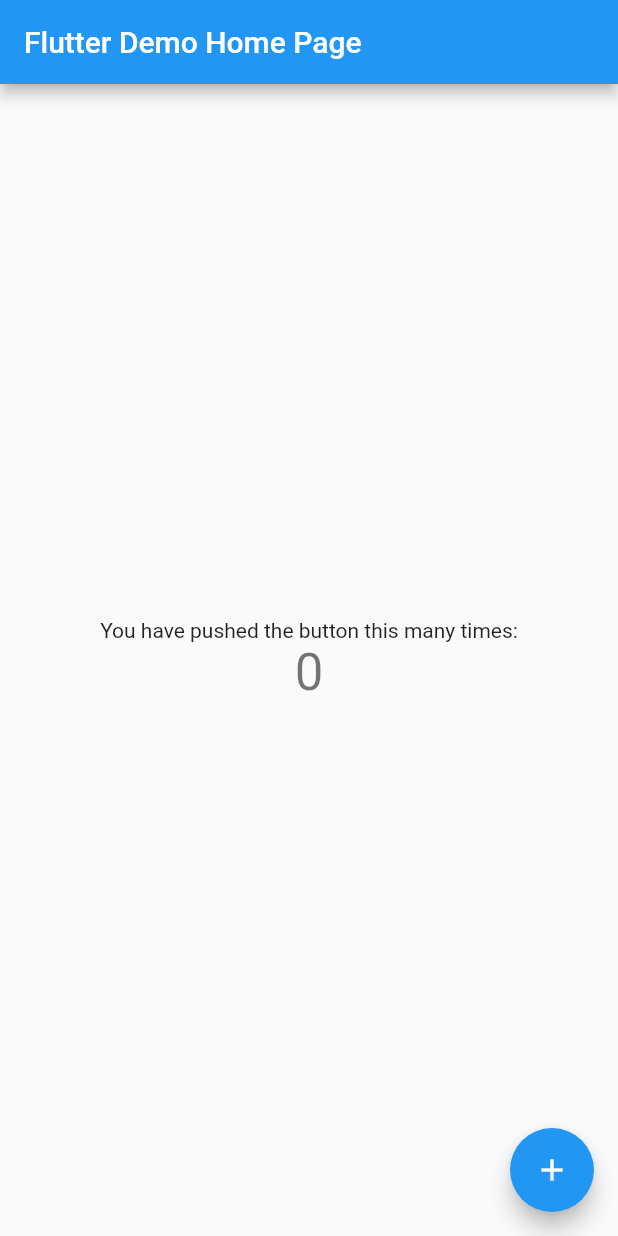
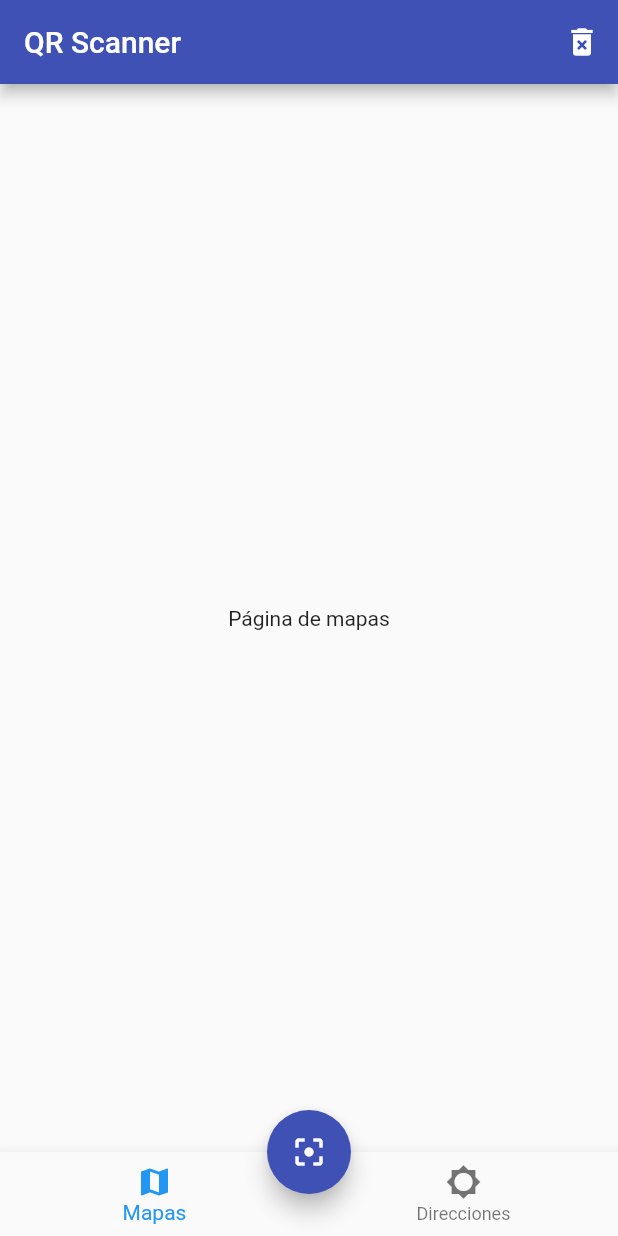
Before and after one commit to arnold095/QRScanner, a Flutter app: the screen it shows after launch, on a phone screen of 412 x 824 dp. Run offline on Flutter 3.47's test engine with Material 2 defaults, Android fonts, the phone set to English and light mode, and no system bars.

Commit message:
Implemento la home

```diff
--- a/lib/main.dart
+++ b/lib/main.dart
@@ -1,111 +1,21 @@
 import 'package:flutter/material.dart';
+import 'package:qr_scanner/src/pages/HomePage.dart';
 
 void main() => runApp(MyApp());
 
 class MyApp extends StatelessWidget {
-  // This widget is the root of your application.
   @override
   Widget build(BuildContext context) {
     return MaterialApp(
-      title: 'Flutter Demo',
+      debugShowCheckedModeBanner: false,
+      title: 'QRScanner',
+      initialRoute: 'home',
+      routes: {
+        'home': (BuildContext context) => HomePage()
+      },
       theme: ThemeData(
-        // This is the theme of your application.
-        //
-        // Try running your application with "flutter run". You'll see the
-        // application has a blue toolbar. Then, without quitting the app, try
-        // changing the primarySwatch below to Colors.green and then invoke
-        // "hot reload" (press "r" in the console where you ran "flutter run",
-        // or simply save your changes to "hot reload" in a Flutter IDE).
-        // Notice that the counter didn't reset back to zero; the application
-        // is not restarted.
-        primarySwatch: Colors.blue,
+        primaryColor: Colors.indigo
       ),
-      home: MyHomePage(title: 'Flutter Demo Home Page'),
     );
   }
 }
-
-class MyHomePage extends StatefulWidget {
-  MyHomePage({Key key, this.title}) : super(key: key);
-
-  // This widget is the home page of your application. It is stateful, meaning
-  // that it has a State object (defined below) that contains fields that affect
-  // how it looks.
-
-  // This class is the configuration for the state. It holds the values (in this
-  // case the title) provided by the parent (in this case the App widget) and
-  // used by the build method of the State. Fields in a Widget subclass are
-  // always marked "final".
-
-  final String title;
-
-  @override
-  _MyHomePageState createState() => _MyHomePageState();
-}
-
-class _MyHomePageState extends State<MyHomePage> {
-  int _counter = 0;
-
-  void _incrementCounter() {
-    setState(() {
-      // This call to setState tells the Flutter framework that something has
-      // changed in this State, which causes it to rerun the build method below
-      // so that the display can reflect the updated values. If we changed
-      // _counter without calling setState(), then the build method would not be
-      // called again, and so nothing would appear to happen.
-      _counter++;
-    });
-  }
-
-  @override
-  Widget build(BuildContext context) {
-    // This method is rerun every time setState is called, for instance as done
-    // by the _incrementCounter method above.
-    //
-    // The Flutter framework has been optimized to make rerunning build methods
-    // fast, so that you can just rebuild anything that needs updating rather
-    // than having to individually change instances of widgets.
-    return Scaffold(
-      appBar: AppBar(
-        // Here we take the value from the MyHomePage object that was created by
-        // the App.build method, and use it to set our appbar title.
-        title: Text(widget.title),
-      ),
-      body: Center(
-        // Center is a layout widget. It takes a single child and positions it
-        // in the middle of the parent.
-        child: Column(
-          // Column is also a layout widget. It takes a list of children and
-          // arranges them vertically. By default, it sizes itself to fit its
-          // children horizontally, and tries to be as tall as its parent.
-          //
-          // Invoke "debug painting" (press "p" in the console, choose the
-          // "Toggle Debug Paint" action from the Flutter Inspector in Android
-          // Studio, or the "Toggle Debug Paint" command in Visual Studio Code)
-          // to see the wireframe for each widget.
-          //
-          // Column has various properties to control how it sizes itself and
-          // how it positions its children. Here we use mainAxisAlignment to
-          // center the children vertically; the main axis here is the vertical
-          // axis because Columns are vertical (the cross axis would be
-          // horizontal).
-          mainAxisAlignment: MainAxisAlignment.center,
-          children: <Widget>[
-            Text(
-              'You have pushed the button this many times:',
-            ),
-            Text(
-              '$_counter',
-              style: Theme.of(context).textTheme.display1,
-            ),
-          ],
-        ),
-      ),
-      floatingActionButton: FloatingActionButton(
-        onPressed: _incrementCounter,
-        tooltip: 'Increment',
-        child: Icon(Icons.add),
-      ), // This trailing comma makes auto-formatting nicer for build methods.
-    );
-  }
-}
--- /dev/null
+++ b/lib/src/pages/AddressesPage.dart
@@ -0,0 +1,10 @@
+import 'package:flutter/material.dart';
+
+class AddressesPage extends StatelessWidget {
+  @override
+  Widget build(BuildContext context) {
+    return Center(
+      child: Text('Página de direcciones'),
+    );
+  }
+}
--- /dev/null
+++ b/lib/src/pages/HomePage.dart
@@ -0,0 +1,66 @@
+import 'package:flutter/material.dart';
+import 'package:qr_scanner/src/pages/AddressesPage.dart';
+import 'package:qr_scanner/src/pages/MapsPage.dart';
+
+class HomePage extends StatefulWidget {
+
+  @override
+  _HomePageState createState() => _HomePageState();
+}
+
+class _HomePageState extends State<HomePage> {
+  int currentIndex = 0;
+
+  @override
+  Widget build(BuildContext context) {
+    return Scaffold(
+      appBar: AppBar(
+        title: Text('QR Scanner'),
+        actions: <Widget>[
+          IconButton(
+            icon: Icon(Icons.delete_forever),
+            onPressed: (){},
+          )
+        ],
+      ),
+      body: callPage(this.currentIndex),
+      bottomNavigationBar: this.getBottomNavigationBar(),
+      floatingActionButtonLocation: FloatingActionButtonLocation.centerDocked,
+      floatingActionButton: FloatingActionButton(
+        child: Icon(Icons.filter_center_focus),
+        onPressed: (){},
+        backgroundColor: Theme.of(context).primaryColor,
+      ),
+    );
+  }
+
+  Widget callPage(int actualPage){
+    switch(actualPage){
+      case 0 : return MapsPage();
+      case 1 : return AddressesPage();
+      default: return MapsPage();
+    }
+  }
+
+  Widget getBottomNavigationBar(){
+    return BottomNavigationBar(
+      currentIndex: this.currentIndex,
+      onTap: (index){
+        setState(() {
+          this.currentIndex = index;
+        });
+      },
+      items: [
+        BottomNavigationBarItem(
+          icon: Icon(Icons.map),
+          title: Text('Mapas'),
+
+        ),
+        BottomNavigationBarItem(
+          icon: Icon(Icons.brightness_5),
+          title: Text('Direcciones')
+        ),
+      ],
+    );
+  }
+}
--- /dev/null
+++ b/lib/src/pages/MapsPage.dart
@@ -0,0 +1,10 @@
+import 'package:flutter/material.dart';
+
+class MapsPage extends StatelessWidget {
+  @override
+  Widget build(BuildContext context) {
+    return Center(
+      child: Text('Página de mapas'),
+    );
+  }
+}
```
Also changed, not shown: 1 other file.
